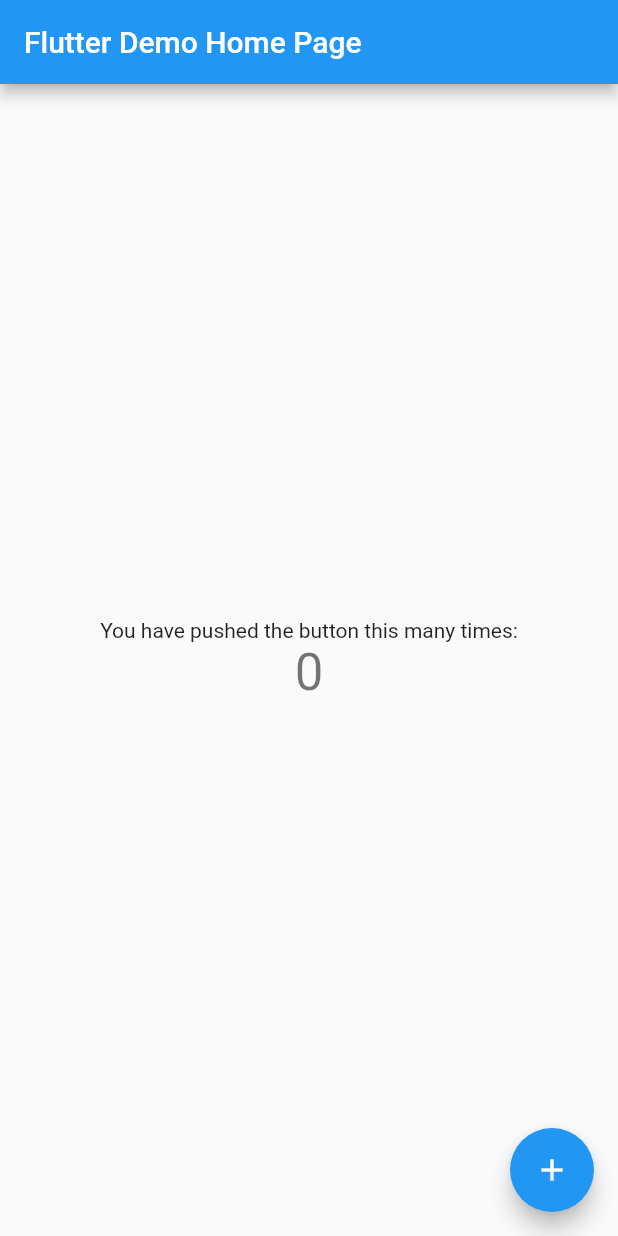
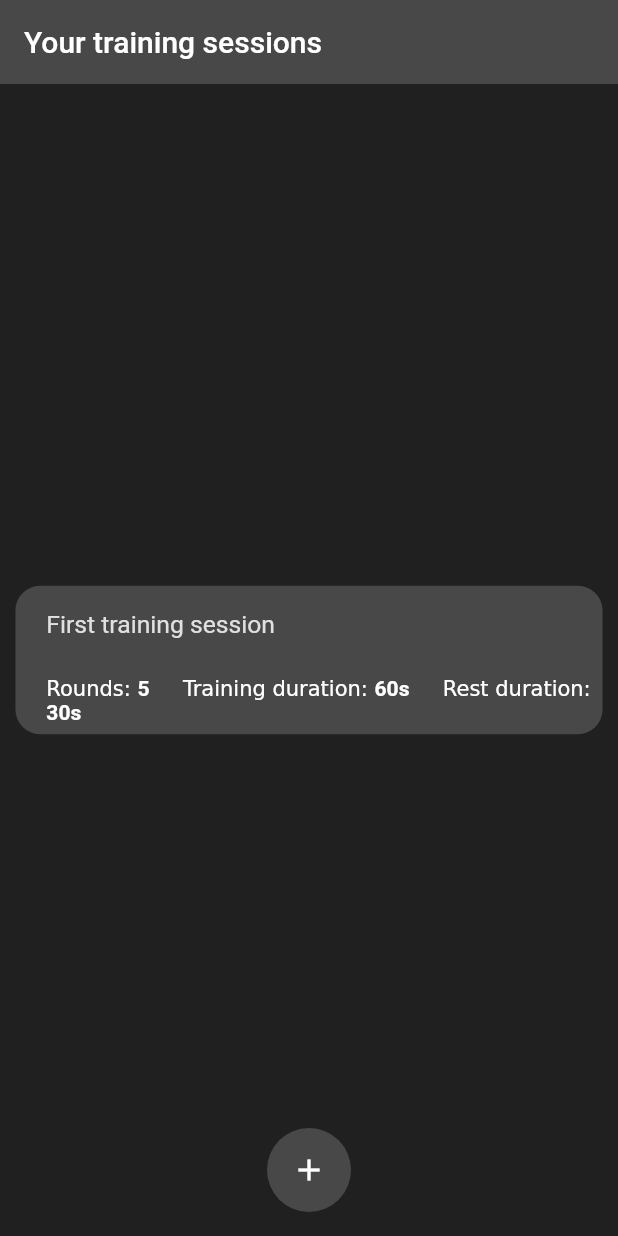
Before and after one commit to FahrudinSljivo/Interval-Timer-App, a Flutter app: the screen it shows after launch, on a phone screen of 412 x 824 dp. Run offline on Flutter 3.47's test engine with Material 2 defaults, Android fonts, the phone set to English and light mode, and no system bars.

Commit message:
JIRA 1-6 tasks done

```diff
--- a/lib/main.dart
+++ b/lib/main.dart
@@ -1,4 +1,7 @@
 import 'package:flutter/material.dart';
+import 'package:interval_timer_app/view/authentication/login/login.dart';
+import 'package:interval_timer_app/view/authentication/register/register.dart';
+import 'package:interval_timer_app/view/homepage/pages/homepage.dart';
 
 void main() {
   runApp(MyApp());
@@ -8,13 +11,9 @@ class MyApp extends StatelessWidget {
   @override
   Widget build(BuildContext context) {
     return MaterialApp(
-      title: 'Flutter Demo',
+      title: 'Demo app',
       debugShowCheckedModeBanner: false,
-      theme: ThemeData(
-        primarySwatch: Colors.blue,
-        visualDensity: VisualDensity.adaptivePlatformDensity,
-      ),
-      home: MyHomePage(title: 'Flutter Demo Home Page'),
+      home: MyHomePage(title: 'Interval timer app'),
     );
   }
 }
@@ -28,39 +27,10 @@ class MyHomePage extends StatefulWidget {
 }
 
 class _MyHomePageState extends State<MyHomePage> {
-  int _counter = 0;
-
-  void _incrementCounter() {
-    setState(() {
-      _counter++;
-    });
-  }
-
   @override
   Widget build(BuildContext context) {
     return Scaffold(
-      appBar: AppBar(
-        title: Text(widget.title),
-      ),
-      body: Center(
-        child: Column(
-          mainAxisAlignment: MainAxisAlignment.center,
-          children: <Widget>[
-            Text(
-              'You have pushed the button this many times:',
-            ),
-            Text(
-              '$_counter',
-              style: Theme.of(context).textTheme.headline4,
-            ),
-          ],
-        ),
-      ),
-      floatingActionButton: FloatingActionButton(
-        onPressed: _incrementCounter,
-        tooltip: 'Increment',
-        child: Icon(Icons.add),
-      ),
+      body: HomePage(),
     );
   }
 }
--- /dev/null
+++ b/lib/models/trainingSessionModel.dart
@@ -0,0 +1,15 @@
+class TrainingSessionModel {
+  String id;
+  String title;
+  int numberOfTrainingIntervals;
+  int trainingIntervalDuration;
+  int breakIntervalDuration;
+
+  TrainingSessionModel({
+    this.id,
+    this.title,
+    this.numberOfTrainingIntervals,
+    this.trainingIntervalDuration,
+    this.breakIntervalDuration,
+  });
+}
--- /dev/null
+++ b/lib/utils/colors.dart
@@ -0,0 +1,5 @@
+import 'package:flutter/cupertino.dart';
+
+Color primaryTheme = Color.fromRGBO(32, 32, 32, 1.0);
+Color secondaryTheme = Color.fromRGBO(72, 72, 72, 1.0);
+Color ternaryTheme = Color.fromRGBO(224, 224, 224, 1.0);
--- /dev/null
+++ b/lib/utils/sizeConfig.dart
@@ -0,0 +1,30 @@
+import 'package:flutter/material.dart';
+import 'package:flutter/widgets.dart';
+
+class SizeConfig {
+  static MediaQueryData _mediaQueryData;
+  static double screenWidth;
+  static double screenHeight;
+  static double blockSizeHorizontal;
+  static double blockSizeVertical;
+
+  static double _safeAreaHorizontal;
+  static double _safeAreaVertical;
+  static double safeBlockHorizontal;
+  static double safeBlockVertical;
+
+  void init(BuildContext context) {
+    _mediaQueryData = MediaQuery.of(context);
+    screenWidth = _mediaQueryData.size.width;
+    screenHeight = _mediaQueryData.size.height;
+    blockSizeHorizontal = screenWidth / 100;
+    blockSizeVertical = screenHeight / 100;
+
+    _safeAreaHorizontal =
+        _mediaQueryData.padding.left + _mediaQueryData.padding.right;
+    _safeAreaVertical =
+        _mediaQueryData.padding.top + _mediaQueryData.padding.bottom;
+    safeBlockHorizontal = (screenWidth - _safeAreaHorizontal) / 100;
+    safeBlockVertical = (screenHeight - _safeAreaVertical) / 100;
+  }
+}
--- /dev/null
+++ b/lib/view/homepage/pages/homepage.dart
@@ -0,0 +1,53 @@
+import 'package:flutter/material.dart';
+import 'package:interval_timer_app/models/trainingSessionModel.dart';
+import 'package:interval_timer_app/utils/colors.dart';
+import 'package:interval_timer_app/view/homepage/widgets/trainingSessionTile.dart';
+
+class HomePage extends StatefulWidget {
+  @override
+  _HomePageState createState() => _HomePageState();
+}
+
+class _HomePageState extends State<HomePage> {
+  TrainingSessionModel t = TrainingSessionModel(
+    id: "1",
+    title: "First training session",
+    trainingIntervalDuration: 60,
+    breakIntervalDuration: 30,
+    numberOfTrainingIntervals: 5,
+  );
+
+  @override
+  Widget build(BuildContext context) {
+    return Scaffold(
+      appBar: AppBar(
+        title: Text('Your training sessions'),
+        backgroundColor: secondaryTheme,
+        elevation: 0,
+      ),
+      body: Container(
+        color: primaryTheme,
+        child: Center(
+          child:
+              /*Text(
+            "You have no training sessions yet. \nTry adding some!",
+            style: TextStyle(
+              color: Colors.white,
+            ),
+            textAlign: TextAlign.center,
+          ),*/
+              TrainingSessionTile(t),
+        ),
+      ),
+      floatingActionButtonLocation: FloatingActionButtonLocation.centerFloat,
+      floatingActionButton: FloatingActionButton(
+        onPressed: () {},
+        backgroundColor: secondaryTheme,
+        child: Icon(
+          Icons.add,
+        ),
+        elevation: 0,
+      ),
+    );
+  }
+}
--- /dev/null
+++ b/lib/view/homepage/widgets/trainingSessionTile.dart
@@ -0,0 +1,82 @@
+import 'package:flutter/material.dart';
+import 'package:interval_timer_app/models/trainingSessionModel.dart';
+import 'package:interval_timer_app/utils/colors.dart';
+import 'package:interval_timer_app/utils/sizeConfig.dart';
+import 'package:interval_timer_app/utils/styles.dart';
+
+class TrainingSessionTile extends StatelessWidget {
+  final TrainingSessionModel tsm;
+
+  TrainingSessionTile(this.tsm);
+  @override
+  Widget build(BuildContext context) {
+    SizeConfig().init(context);
+
+    ///To make this work smoothly, I had to comment out lines 577-580 in Dismissible class itself.
+    return Dismissible(
+      key: ValueKey(tsm.id),
+      background: Container(
+        child: Align(
+          alignment: Alignment.centerRight,
+          child: Padding(
+            padding: EdgeInsets.only(right: SizeConfig.blockSizeHorizontal * 7),
+            child: Icon(Icons.delete, size: SizeConfig.safeBlockHorizontal * 7),
+          ),
+        ),
+        decoration: BoxDecoration(
+          borderRadius: BorderRadius.circular(SizeConfig.safeBlockVertical * 2),
+          color: ternaryTheme,
+        ),
+      ),
+      direction: DismissDirection.endToStart,
+      child: GestureDetector(
+        onTap: () {},
+        child: Container(
+          height: SizeConfig.blockSizeVertical * 12,
+          width: SizeConfig.blockSizeHorizontal * 95,
+          decoration: BoxDecoration(
+            borderRadius:
+                BorderRadius.circular(SizeConfig.safeBlockVertical * 2),
+            color: secondaryTheme,
+          ),
+          child: Column(
+            crossAxisAlignment: CrossAxisAlignment.start,
+            children: [
+              Padding(
+                padding: EdgeInsets.only(
+                  left: SizeConfig.blockSizeHorizontal * 5,
+                  top: SizeConfig.blockSizeVertical * 2,
+                ),
+                child: Text(
+                  tsm.title,
+                  style: HomePageStyles().tsTileTitle,
+                ),
+              ),
+              Padding(
+                padding: EdgeInsets.only(
+                  left: SizeConfig.blockSizeHorizontal * 5,
+                  top: SizeConfig.blockSizeVertical * 3,
+                ),
+                child: RichText(
+                    text: TextSpan(children: [
+                  TextSpan(text: "Rounds: "),
+                  TextSpan(
+                      text: tsm.numberOfTrainingIntervals.toString(),
+                      style: TextStyle(fontWeight: FontWeight.bold)),
+                  TextSpan(text: "     Training duration: "),
+                  TextSpan(
+                      text: tsm.trainingIntervalDuration.toString() + 's',
+                      style: TextStyle(fontWeight: FontWeight.bold)),
+                  TextSpan(text: "     Rest duration: "),
+                  TextSpan(
+                      text: tsm.breakIntervalDuration.toString() + 's',
+                      style: TextStyle(fontWeight: FontWeight.bold)),
+                ])),
+              ),
+            ],
+          ),
+        ),
+      ),
+    );
+  }
+}
```
Also changed, not shown: lib/utils/styles.dart (added, +36 -0 lines), lib/view/authentication/login/login.dart (added, +50 -0 lines), lib/view/authentication/register/register.dart (added, +51 -0 lines), lib/view/authentication/sharedWidgets/emailTile.dart (added, +52 -0 lines), lib/view/authentication/sharedWidgets/passwordTile.dart (added, +52 -0 lines), lib/view/authentication/sharedWidgets/submitButton.dart (added, +41 -0 lines), lib/view/authentication/sharedWidgets/switchButton.dart (added, +43 -0 lines), 1 other file.
